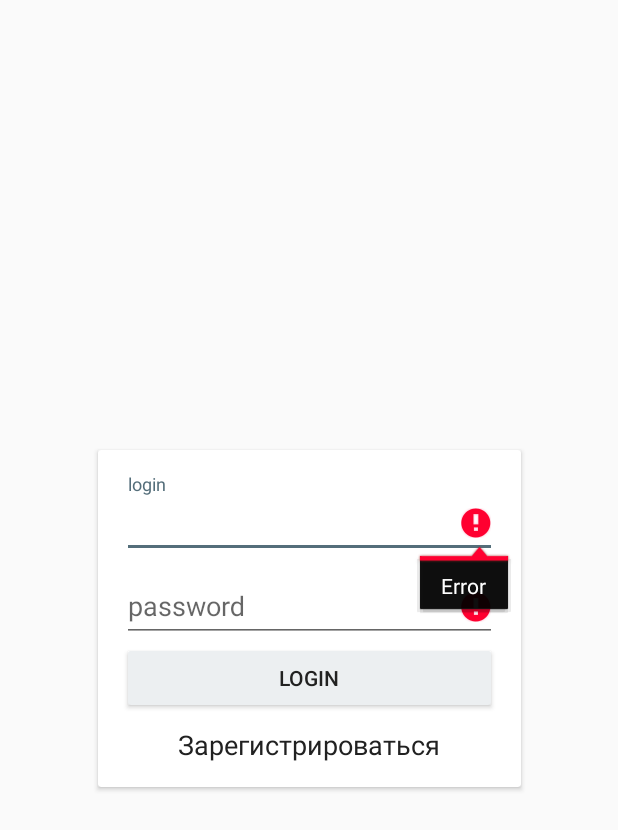
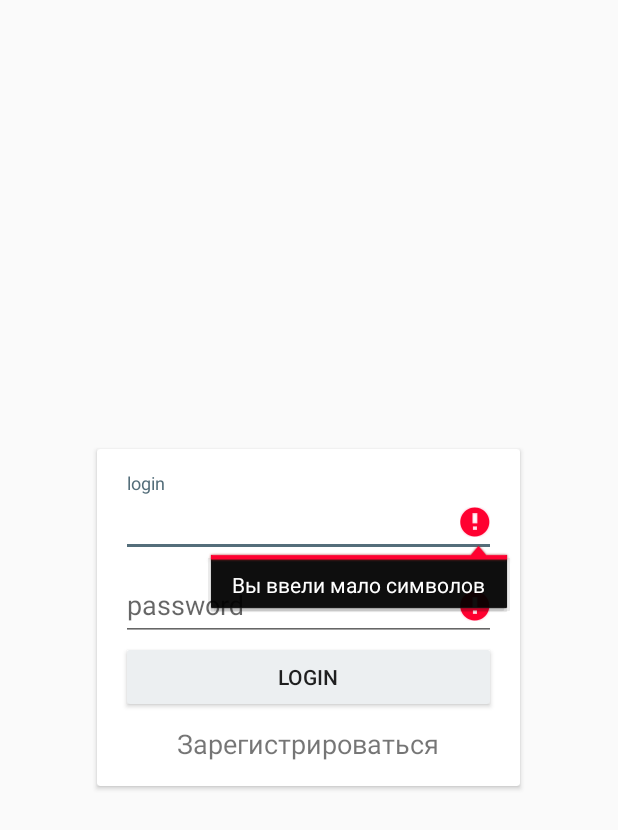
Before and after one commit to FromSi/FS_iMaytber, an Android app: the screen it shows after launch (LoginActivity), after a tap on "LOGIN", on a phone screen of 412 x 824 dp. Shown: the top 830 px of the screen. Run offline under Robolectric (Android 15) with nearby library versions, the phone set to English and light mode, and no system bars; our stand-ins replace ButterKnife, CircleImageView, Firebase (no records; nobody signed in at launch, a user with empty details on screens opened directly), Room's generated code, RxJava; pictures from the network do not load.

Commit message:
Second commit

```diff
--- a/app/src/main/java/kz/sgq/fs_imaytber/mvp/presenter/FriendPresenterImpl.java
+++ b/app/src/main/java/kz/sgq/fs_imaytber/mvp/presenter/FriendPresenterImpl.java
@@ -147,6 +147,7 @@ public class FriendPresenterImpl implements FriendPresenter {
                     @Override
                     public void onError(Throwable e) {
                         view.dismissProgressBar();
+                        view.showErrorAddFriend();
                     }
 
                     @Override
--- a/app/src/main/java/kz/sgq/fs_imaytber/mvp/presenter/SettingsPresenterImpl.java
+++ b/app/src/main/java/kz/sgq/fs_imaytber/mvp/presenter/SettingsPresenterImpl.java
@@ -146,11 +146,12 @@ public class SettingsPresenterImpl implements SettingsPresenter {
                     public void onComplete() {
                         model.getLocal()
                                 .updateAvatar(url);
+                        view.showSuccess();
                     }
 
                     @Override
                     public void onError(Throwable e) {
-
+                        view.showError();
                     }
                 });
     }
--- a/app/src/main/java/kz/sgq/fs_imaytber/mvp/view/SettingsView.java
+++ b/app/src/main/java/kz/sgq/fs_imaytber/mvp/view/SettingsView.java
@@ -6,4 +6,6 @@ public interface SettingsView {
     void setPassword();
     void setAvatar(String uri);
     String getUrlAvatar();
+    void showSuccess();
+    void showError();
 }
--- a/app/src/main/java/kz/sgq/fs_imaytber/ui/activity/BaseActivity.java
+++ b/app/src/main/java/kz/sgq/fs_imaytber/ui/activity/BaseActivity.java
@@ -4,12 +4,10 @@ import android.content.Intent;
 import android.content.SharedPreferences;
 import android.support.v7.app.AppCompatActivity;
 import android.os.Bundle;
-import android.util.Log;
 
 import kz.sgq.fs_imaytber.R;
 
 public class BaseActivity extends AppCompatActivity {
-
 
     private SharedPreferences preferences;
     private final String TAG_PREF = "profile";
@@ -24,13 +22,11 @@ public class BaseActivity extends AppCompatActivity {
 
     private void init() {
         if (preferences.getBoolean(TAG_PREF, false)) {
-            Log.d("TagTest", "Yes");
             start(new Intent(this, MainActivity.class));
         } else {
             preferences.edit()
                     .putBoolean(TAG_PREF, false)
                     .apply();
-            Log.d("TagTest", "No");
             start(new Intent(this, LoginActivity.class));
         }
     }
--- a/app/src/main/java/kz/sgq/fs_imaytber/ui/activity/LoginActivity.java
+++ b/app/src/main/java/kz/sgq/fs_imaytber/ui/activity/LoginActivity.java
@@ -46,6 +46,4 @@ public class LoginActivity extends AppCompatActivity implements OnSelectedButton
     public void onClickSignup() {
         viewPager.setCurrentItem(0);
     }
-
-
 }
--- a/app/src/main/java/kz/sgq/fs_imaytber/ui/activity/MainActivity.java
+++ b/app/src/main/java/kz/sgq/fs_imaytber/ui/activity/MainActivity.java
@@ -1,7 +1,6 @@
 package kz.sgq.fs_imaytber.ui.activity;
 
 import android.app.Dialog;
-import android.content.DialogInterface;
 import android.content.Intent;
 import android.support.design.widget.NavigationView;
 import android.support.v4.app.Fragment;
@@ -13,9 +12,7 @@ import android.support.v7.app.AlertDialog;
 import android.support.v7.app.AppCompatActivity;
 import android.os.Bundle;
 import android.support.v7.widget.Toolbar;
-import android.util.Log;
 import android.view.View;
-import android.widget.FrameLayout;
 import android.widget.TextView;
 
 import com.squareup.picasso.Picasso;
@@ -36,10 +33,8 @@ public class MainActivity extends AppCompatActivity implements MainView {
 
     @BindView(R.id.nav_view)
     NavigationView navigationView;
-
     @BindView(R.id.drawerLayout)
     DrawerLayout drawerLayout;
-
     @BindView(R.id.toolbar)
     Toolbar toolbar;
 
@@ -208,7 +203,6 @@ public class MainActivity extends AppCompatActivity implements MainView {
     @Override
     protected void onDestroy() {
         super.onDestroy();
-        Log.d("ExitAndDestroy", this.getClass().getName());
         presenter.onDestroy();
     }
 }
--- a/app/src/main/java/kz/sgq/fs_imaytber/ui/fragment/LoginFragment.java
+++ b/app/src/main/java/kz/sgq/fs_imaytber/ui/fragment/LoginFragment.java
@@ -2,17 +2,15 @@ package kz.sgq.fs_imaytber.ui.fragment;
 
 import android.app.ProgressDialog;
 import android.content.Intent;
-import android.content.SharedPreferences;
 import android.os.Bundle;
 import android.support.annotation.NonNull;
 import android.support.annotation.Nullable;
+import android.support.design.widget.Snackbar;
 import android.support.v4.app.Fragment;
-import android.util.Log;
 import android.view.LayoutInflater;
 import android.view.View;
 import android.view.ViewGroup;
 import android.widget.EditText;
-import android.widget.Toast;
 
 import java.util.Objects;
 
@@ -32,18 +30,18 @@ public class LoginFragment extends Fragment implements LoginView {
 
     @BindView(R.id.login)
     EditText login;
-
     @BindView(R.id.password)
     EditText password;
 
-    private final String TAG_PREF = "profile";
     private ProgressDialog loading;
     private LoginPresenter presenter;
+
+    private View view;
 
     @Nullable
     @Override
     public View onCreateView(@NonNull LayoutInflater inflater, @Nullable ViewGroup container, @Nullable Bundle savedInstanceState) {
-        View view = inflater.inflate(R.layout.fragment_login, container, false);
+        view = inflater.inflate(R.layout.fragment_login, container, false);
         ButterKnife.bind(this, view);
         return view;
     }
@@ -82,23 +80,23 @@ public class LoginFragment extends Fragment implements LoginView {
     @Override
     public void setupProfile() {
         Objects.requireNonNull(getActivity()).getPreferences(MODE_PRIVATE).edit()
-                .putBoolean(TAG_PREF, false)
+                .putBoolean("profile", false)
                 .apply();
     }
 
     @Override
     public void showErrorLogin() {
-        login.setError("Error");
+        login.setError(getResources().getString(R.string.error_login));
     }
 
     @Override
     public void showErrorPassword() {
-        password.setError("Error");
+        password.setError(getResources().getString(R.string.error_password));
     }
 
     @Override
     public void showErrorConnect() {
-        Toast.makeText(getContext(), "No connect!", Toast.LENGTH_SHORT).show();
+        Snackbar.make(view, getResources().getString(R.string.snacbar_error_connect), Snackbar.LENGTH_LONG).show();
     }
 
     @Override
@@ -117,7 +115,6 @@ public class LoginFragment extends Fragment implements LoginView {
                 .edit()
                 .putBoolean("profile", true)
                 .apply();
-
         Intent intent = new Intent(getContext(), MainActivity.class);
         intent.addFlags(Intent.FLAG_ACTIVITY_CLEAR_TASK)
                 .addFlags(Intent.FLAG_ACTIVITY_NEW_TASK);
@@ -127,7 +124,6 @@ public class LoginFragment extends Fragment implements LoginView {
     @Override
     public void onDestroy() {
         super.onDestroy();
-        Log.d("ExitAndDestroy", this.getClass().getName());
         presenter.onDestroy();
     }
 }
--- a/app/src/main/java/kz/sgq/fs_imaytber/ui/fragment/SignupFragment.java
+++ b/app/src/main/java/kz/sgq/fs_imaytber/ui/fragment/SignupFragment.java
@@ -4,15 +4,12 @@ import android.app.Dialog;
 import android.app.ProgressDialog;
 import android.content.Context;
 import android.content.Intent;
-import android.database.Cursor;
-import android.graphics.Bitmap;
-import android.graphics.BitmapFactory;
 import android.net.Uri;
 import android.os.Bundle;
 import android.preference.PreferenceManager;
-import android.provider.MediaStore;
 import android.support.annotation.NonNull;
 import android.support.annotation.Nullable;
+import android.support.design.widget.Snackbar;
 import android.support.v4.app.Fragment;
 import android.support.v7.app.AlertDialog;
 import android.util.Log;
@@ -21,17 +18,10 @@ import android.view.View;
 import android.view.ViewGroup;
 import android.widget.EditText;
 import android.widget.ImageView;
-import android.widget.Toast;
 
-import com.google.android.gms.tasks.OnFailureListener;
-import com.google.android.gms.tasks.OnSuccessListener;
 import com.google.firebase.storage.FirebaseStorage;
 import com.google.firebase.storage.StorageReference;
-import com.google.firebase.storage.UploadTask;
 
-import java.io.FileNotFoundException;
-import java.io.IOException;
-import java.io.InputStream;
 import java.util.Objects;
 import java.util.Random;
 import java.util.UUID;
@@ -53,13 +43,10 @@ public class SignupFragment extends Fragment implements SignupView {
 
     @BindView(R.id.nick)
     EditText nick;
-
     @BindView(R.id.login)
     EditText login;
-
     @BindView(R.id.password)
     EditText password;
-
     @BindView(R.id.avatar)
     ImageView avatar;
 
@@ -77,11 +64,12 @@ public class SignupFragment extends Fragment implements SignupView {
 
     private StorageReference ref;
     private Uri selectedImage;
+    private View view;
 
     @Nullable
     @Override
     public View onCreateView(@NonNull LayoutInflater inflater, @Nullable ViewGroup container, @Nullable Bundle savedInstanceState) {
-        View view = inflater.inflate(R.layout.fragment_signup, container, false);
+        view = inflater.inflate(R.layout.fragment_signup, container, false);
         ButterKnife.bind(this, view);
         return view;
     }
@@ -89,18 +77,18 @@ public class SignupFragment extends Fragment implements SignupView {
     @Override
     public void onViewCreated(@NonNull View view, @Nullable Bundle savedInstanceState) {
         super.onViewCreated(view, savedInstanceState);
-        init(view.getContext());
+        init();
     }
 
-    private void init(Context context) {
+    private void init() {
         Random random = new Random(System.currentTimeMillis());
         urlAvatar = "def" + (1 + random.nextInt(4));
         ref = FirebaseStorage.getInstance().getReference()
                 .child("avatars/" + UUID.randomUUID().toString());
-        dialogAvatar = initDialogAvatar(context);
+        dialogAvatar = initDialogAvatar(view.getContext());
         presenter = new SignupPresenterImpl(this);
-        loading = new ProgressDialog(context);
-        loading.setMessage("Loading");
+        loading = new ProgressDialog(view.getContext());
+        loading.setMessage(getResources().getString(R.string.loading));
     }
 
     @OnClick({R.id.ok, R.id.change, R.id.avatar})
@@ -133,13 +121,13 @@ public class SignupFragment extends Fragment implements SignupView {
                 })
                 .addOnFailureListener(exception -> {
                     loading.dismiss();
+                    Snackbar.make(view, getResources().getString(R.string.snacbar_error_upload_image), Snackbar.LENGTH_LONG).show();
                 });
     }
 
     @Override
     public void onActivityResult(int requestCode, int resultCode, Intent data) {
         super.onActivityResult(requestCode, resultCode, data);
-        Bitmap bitmap = null;
         switch (requestCode) {
             case 1:
                 if (resultCode == getActivity().RESULT_OK) {
@@ -248,10 +236,8 @@ public class SignupFragment extends Fragment implements SignupView {
 
     @Override
     public String getToken() {
-        String str = PreferenceManager.getDefaultSharedPreferences(getContext())
+        return PreferenceManager.getDefaultSharedPreferences(getContext())
                 .getString("token", "1010101");
-        Log.d("TagTest", str);
-        return str;
     }
 
     @Override
@@ -268,22 +254,23 @@ public class SignupFragment extends Fragment implements SignupView {
 
     @Override
     public void showErrorNick() {
-        nick.setError("Error");
+        nick.setError(getResources().getString(R.string.error_nick));
     }
 
     @Override
     public void showErrorLogin() {
-        login.setError("Error");
+        login.setError(getResources().getString(R.string.error_login));
     }
 
     @Override
     public void showErrorPassword() {
-        password.setError("Error");
+        password.setError(getResources().getString(R.string.error_password));
     }
 
     @Override
     public void showErrorConnect() {
-        Toast.makeText(getContext(), "No connect!", Toast.LENGTH_SHORT).show();
+        Snackbar.make(view, getResources().getString(R.string.snacbar_error_create),
+                Snackbar.LENGTH_LONG).show();
     }
 
     @Override
@@ -307,7 +294,6 @@ public class SignupFragment extends Fragment implements SignupView {
     @Override
     public void onDestroy() {
         super.onDestroy();
-        Log.d("ExitAndDestroy", this.getClass().getName());
         presenter.onDestroy();
     }
 }
--- a/app/src/main/res/layout/fragment_login.xml
+++ b/app/src/main/res/layout/fragment_login.xml
@@ -1,29 +1,26 @@
 <?xml version="1.0" encoding="utf-8"?>
-<android.support.constraint.ConstraintLayout xmlns:android="http://schemas.android.com/apk/res/android"
+<android.support.design.widget.CoordinatorLayout xmlns:android="http://schemas.android.com/apk/res/android"
     xmlns:app="http://schemas.android.com/apk/res-auto"
     xmlns:tools="http://schemas.android.com/tools"
     android:layout_width="match_parent"
     android:layout_height="match_parent">
 
+    <LinearLayout
+        android:layout_width="match_parent"
+        android:layout_height="match_parent"
+        android:gravity="center">
+
         <android.support.v7.widget.CardView
             android:layout_width="wrap_content"
-        android:layout_height="wrap_content"
-        android:layout_marginBottom="8dp"
-        android:layout_marginEnd="8dp"
-        android:layout_marginStart="8dp"
-        android:layout_marginTop="8dp"
-        app:layout_constraintBottom_toBottomOf="parent"
-        app:layout_constraintEnd_toEndOf="parent"
-        app:layout_constraintStart_toStartOf="parent"
-        app:layout_constraintTop_toTopOf="parent">
+            android:layout_height="wrap_content">
 
             <LinearLayout
                 android:id="@+id/linearLayout"
                 android:layout_width="250dp"
                 android:layout_height="wrap_content"
+                android:layout_margin="16dp"
                 android:gravity="center_horizontal"
-            android:orientation="vertical"
-            android:layout_margin="16dp">
+                android:orientation="vertical">
 
                 <android.support.design.widget.TextInputLayout
                     android:id="@+id/layoutLogin"
@@ -35,7 +32,7 @@
                         android:layout_width="match_parent"
                         android:layout_height="wrap_content"
                         android:hint="login"
-                    android:maxLength="16"/>
+                        android:maxLength="16" />
                 </android.support.design.widget.TextInputLayout>
 
                 <android.support.design.widget.TextInputLayout
@@ -48,7 +45,7 @@
                         android:layout_width="match_parent"
                         android:layout_height="wrap_content"
                         android:hint="password"
-                    android:maxLength="40"/>
+                        android:maxLength="40" />
                 </android.support.design.widget.TextInputLayout>
 
                 <Button
@@ -71,5 +68,5 @@
 
         </android.support.v7.widget.CardView>
 
-
-</android.support.constraint.ConstraintLayout>
+    </LinearLayout>
+</android.support.design.widget.CoordinatorLayout>
--- a/app/src/main/res/values/strings.xml
+++ b/app/src/main/res/values/strings.xml
@@ -6,4 +6,17 @@
     <string name="ok">ok</string>
     <string name="exit">Вы точно хотите выйти из аккаунта?</string>
     <string name="id_user">#</string>
+    <string name="loading">Загрузка</string>
+    <string name="repeat">Повторить</string>
+    <string name="error_nick">Вы ввели мало символов</string>
+    <string name="error_login">Вы ввели мало символов</string>
+    <string name="error_password">Вы ввели слабый пароль</string>
+
+    <string name="snacbar_">Загрузка</string>
+    <string name="snacbar_add_friend">Ошибка при добавлении</string>
+    <string name="snacbar_error_connect">Ошибка входа</string>
+    <string name="snacbar_error_create">Ошибка регистрации</string>
+    <string name="snacbar_success_settings">Настройки сохранены</string>
+    <string name="snacbar_error_settings">Ошибка при сохранении</string>
+    <string name="snacbar_error_upload_image">Ошибка загрузки изображения</string>
 </resources>
--- a/app/src/main/res/values/styles.xml
+++ b/app/src/main/res/values/styles.xml
@@ -8,7 +8,6 @@
         <item name="colorAccent">@color/colorAccent</item>
         <item name="windowActionBar">false</item>
         <item name="colorButtonNormal">@color/colorButton</item>
-        <item name="android:textColor">@color/primary_text</item>
     </style>
 
 </resources>
```
Also changed, not shown: app/src/main/java/kz/sgq/fs_imaytber/ui/fragment/FriendFragment.java (+22 -16 lines), app/src/main/java/kz/sgq/fs_imaytber/ui/fragment/SettingsFragment.java (+15 -11 lines), app/src/main/res/layout/fragment_settings.xml (+8 -3 lines), app/src/main/res/layout/fragment_signup.xml (+11 -13 lines). Lines whose indentation alone changed are shown as unchanged.
